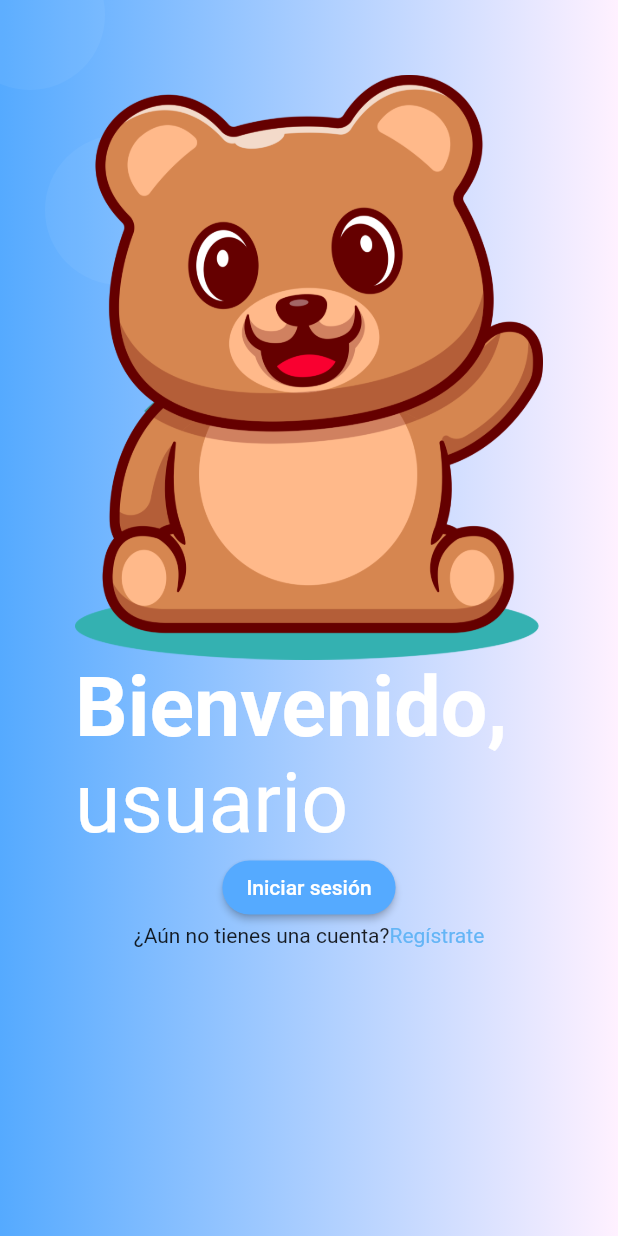
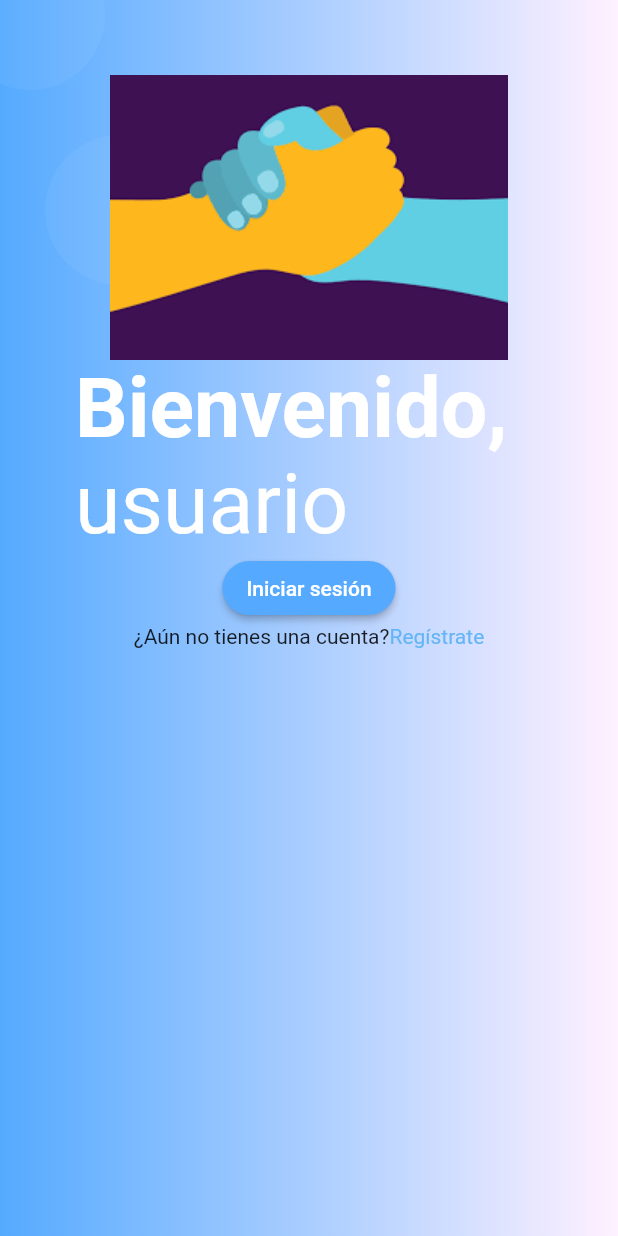
Before and after one commit to JUSELERO/homehealth, a Flutter app: the screen it shows after launch, on a phone screen of 412 x 824 dp. Run offline on Flutter 3.47's test engine with Material 2 defaults, Android fonts, the phone set to English and light mode, and no system bars; our stand-ins replace rxdart.

Commit message:
correccion de la imgen de inicio

```diff
--- a/lib/src/pages/home_page.dart
+++ b/lib/src/pages/home_page.dart
@@ -17,7 +17,7 @@ class HomePage extends StatelessWidget {
               child: Column(
                 children: [
                   Image(
-                    image: AssetImage('assets/images/teddybear.png'),
+                    image: AssetImage('assets/images/help.png'),
                   ),
                   Text.rich(
                     TextSpan(
```
Also changed, not shown: assets/images/help.png (added).
